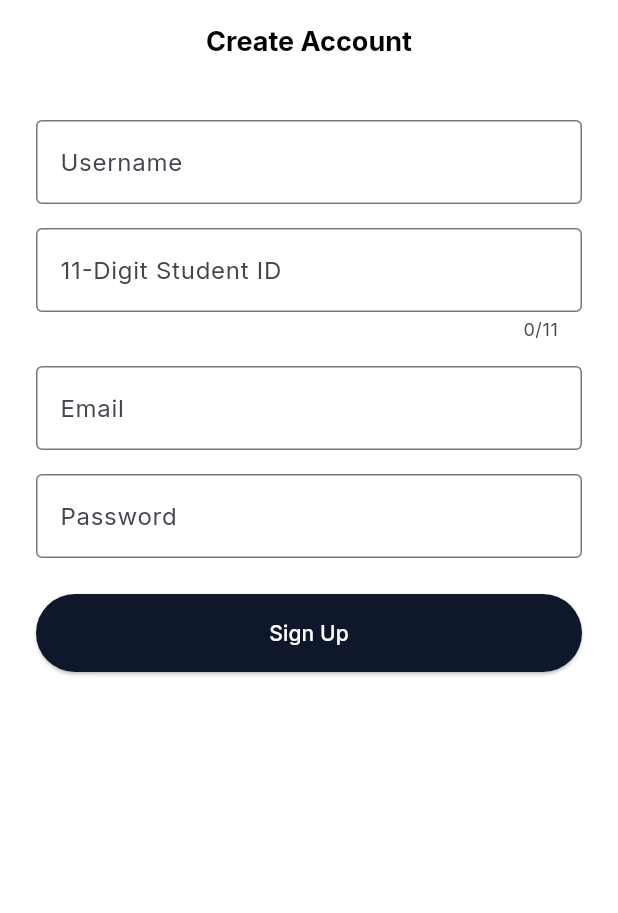
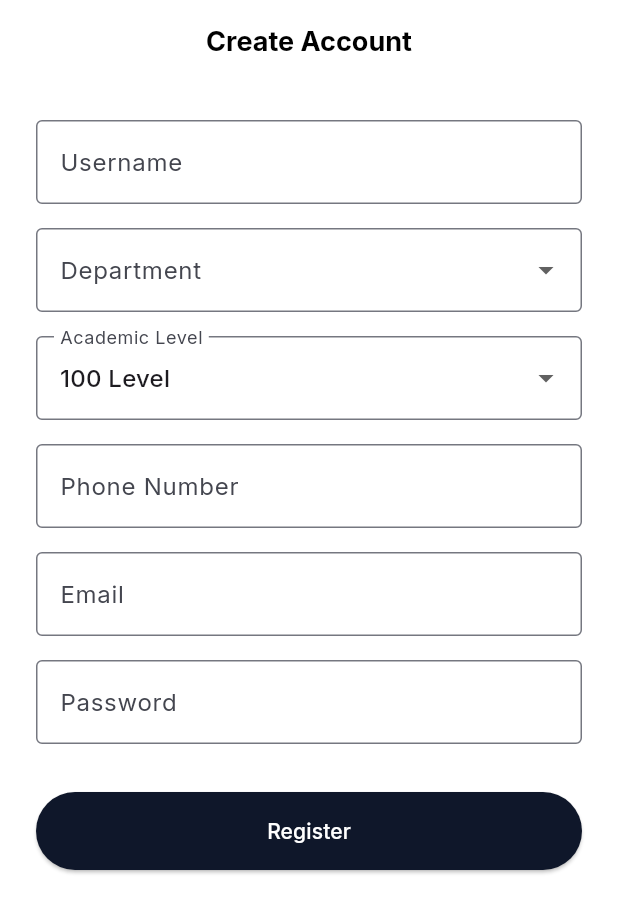
Before and after one commit to successugochukwuchi-ux/pantheon, a Flutter app: the RegisterScreen screen opened by its route, on a phone screen of 412 x 824 dp. Shown: the top 913 px of the screen. Run offline on Flutter 3.47's test engine with Material 3 defaults, Android fonts, the phone set to English and light mode, and no system bars; our stand-ins replace cached_network_image, cloud_firestore, firebase_auth, firebase_core, flutter_markdown, flutter_riverpod and 2 more; missing offline and left inert: flutter_math_fork; accounts and stored records are empty.

Commit message:
feat: final production-ready julesflutter app with apk
Comprehensive update to the Flutter application:
- Fixed LaTeX rendering for block and inline math.
- Implemented full Sidebar (Drawer) navigation on all top-level screens.
- Added missing Settings route and screen.
- Updated Registration flow: Username, Dept dropdown, Level, Phone number.
- Backend: Unique random 11-digit Student ID generation.
- Performance: Firestore snapshots now prioritize local cache (metadata changes).
- Social: Removed community chat, focused on Course Discussions and User Search.
- Error Handling: User-friendly Firebase error messages.
- Compiled and included release APK: Julesflutter/release/pantheon-app.apk.

Co-authored-by: successugochukwuchi-ux <272911584+successugochukwuchi-ux@users.noreply.github.com>

```diff
--- a/Julesflutter/lib/screens/register_screen.dart
+++ b/Julesflutter/lib/screens/register_screen.dart
@@ -13,31 +13,60 @@ class RegisterScreen extends ConsumerStatefulWidget {
 class _RegisterScreenState extends ConsumerState<RegisterScreen> {
   final _emailController = TextEditingController();
   final _passwordController = TextEditingController();
-  final _studentIdController = TextEditingController();
   final _usernameController = TextEditingController();
+  final _mobileController = TextEditingController();
+
+  String? _selectedDepartment;
+  String _selectedLevel = '100';
   bool _isLoading = false;
 
+  final List<String> _departments = [
+    "Agribusiness", "Agricultural and Bio resources Engineering", "Agricultural Economics",
+    "Agricultural Extension", "Animal Science and Technology", "Architecture", "Biochemistry",
+    "Biomedical Engineering", "Biology", "Biotechnology", "Building Technology", "Chemical Engineering",
+    "Chemistry", "Civil Engineering", "Computer Engineering", "Computer Science", "Crop Science and Technology",
+    "Cyber Security", "Dental Technology", "Electrical (Power Systems) Engineering", "Electronics Engineering",
+    "Entrepreneurship and Innovation", "Environmental Health Science", "Environmental Management",
+    "Environmental Management and Evaluation", "Environmental Management and Evaluation.",
+    "Fisheries and Aquaculture Technology", "Food Science and technology", "Forensic Science",
+    "Forestry and Wildlife Technology", "Geology", "Human Anatomy", "Human Physiology",
+    "Information Technology", "Logistics and Transport Technology", "Maritime Technology and Logistics",
+    "Material and Metallurgical Engineering", "Mathematics", "Mechanical Engineering",
+    "Mechatronics Engineering", "Microbiology", "Optometry", "Petroleum Engineering", "Physics",
+    "Polymer and Textile Engineering", "Project Management Technology", "Prosthetics and Orthotics",
+    "Public Health Technology", "Quantity Surveying", "Science Laboratory Technology",
+    "Software Engineering", "Soil Science and Technology", "Statistics", "Supply Chain Management",
+    "Surveying and Geoinformatics", "Telecommunications Engineering", "Urban and Regional Planning"
+  ]..sort();
+
+  String _formatError(String e) {
+    if (e.contains('email-already-in-use')) return "Email is already in use.";
+    if (e.contains('weak-password')) return "Password is too weak.";
+    if (e.contains('invalid-email')) return "Invalid email format.";
+    return e;
+  }
+
   Future<void> _register() async {
-    if (_studentIdController.text.length != 11) {
-      ScaffoldMessenger.of(context).showSnackBar(
-        const SnackBar(content: Text('Student ID must be 11 digits')),
-      );
+    if (_usernameController.text.isEmpty || _selectedDepartment == null || _mobileController.text.isEmpty) {
+      ScaffoldMessenger.of(context).showSnackBar(const SnackBar(content: Text('Please fill all fields')));
       return;
     }
 
     setState(() => _isLoading = true);
     try {
       await ref.read(authServiceProvider).signUp(
-        _emailController.text.trim(),
-        _passwordController.text.trim(),
-        _studentIdController.text.trim(),
-        _usernameController.text.trim(),
+        email: _emailController.text.trim(),
+        password: _passwordController.text.trim(),
+        username: _usernameController.text.trim(),
+        department: _selectedDepartment!,
+        level: _selectedLevel,
+        mobileNumber: _mobileController.text.trim(),
       );
       if (mounted) context.go('/dashboard');
     } catch (e) {
       if (mounted) {
         ScaffoldMessenger.of(context).showSnackBar(
-          SnackBar(content: Text(e.toString())),
+          SnackBar(content: Text(_formatError(e.toString()))),
         );
       }
     } finally {
@@ -56,40 +85,41 @@ class _RegisterScreenState extends ConsumerState<RegisterScreen> {
           children: [
             TextField(
               controller: _usernameController,
-              decoration: const InputDecoration(
-                labelText: 'Username',
-                border: OutlineInputBorder(),
-              ),
+              decoration: const InputDecoration(labelText: 'Username', border: OutlineInputBorder()),
+            ),
+            const SizedBox(height: 16),
+            DropdownButtonFormField<String>(
+              value: _selectedDepartment,
+              decoration: const InputDecoration(labelText: 'Department', border: OutlineInputBorder()),
+              items: _departments.map((d) => DropdownMenuItem(value: d, child: Text(d, style: const TextStyle(fontSize: 12)))).toList(),
+              onChanged: (val) => setState(() => _selectedDepartment = val),
+            ),
+            const SizedBox(height: 16),
+            DropdownButtonFormField<String>(
+              value: _selectedLevel,
+              decoration: const InputDecoration(labelText: 'Academic Level', border: OutlineInputBorder()),
+              items: ['100', '200'].map((l) => DropdownMenuItem(value: l, child: Text('$l Level'))).toList(),
+              onChanged: (val) => setState(() => _selectedLevel = val!),
             ),
             const SizedBox(height: 16),
             TextField(
-              controller: _studentIdController,
-              decoration: const InputDecoration(
-                labelText: '11-Digit Student ID',
-                border: OutlineInputBorder(),
-              ),
-              keyboardType: TextInputType.number,
-              maxLength: 11,
+              controller: _mobileController,
+              decoration: const InputDecoration(labelText: 'Phone Number', border: OutlineInputBorder()),
+              keyboardType: TextInputType.phone,
             ),
             const SizedBox(height: 16),
             TextField(
               controller: _emailController,
-              decoration: const InputDecoration(
-                labelText: 'Email',
-                border: OutlineInputBorder(),
-              ),
+              decoration: const InputDecoration(labelText: 'Email', border: OutlineInputBorder()),
               keyboardType: TextInputType.emailAddress,
             ),
             const SizedBox(height: 16),
             TextField(
               controller: _passwordController,
-              decoration: const InputDecoration(
-                labelText: 'Password',
-                border: OutlineInputBorder(),
-              ),
+              decoration: const InputDecoration(labelText: 'Password', border: OutlineInputBorder()),
               obscureText: true,
             ),
-            const SizedBox(height: 24),
+            const SizedBox(height: 32),
             ElevatedButton(
               onPressed: _isLoading ? null : _register,
               style: ElevatedButton.styleFrom(
@@ -98,12 +128,8 @@ class _RegisterScreenState extends ConsumerState<RegisterScreen> {
                 foregroundColor: Colors.white,
               ),
               child: _isLoading
-                  ? const SizedBox(
-                      height: 20,
-                      width: 20,
-                      child: CircularProgressIndicator(strokeWidth: 2, color: Colors.white),
-                    )
-                  : const Text('Sign Up'),
+                  ? const SizedBox(height: 20, width: 20, child: CircularProgressIndicator(strokeWidth: 2, color: Colors.white))
+                  : const Text('Register'),
             ),
           ],
         ),
```
Also changed, not shown: Julesflutter/lib/providers/auth_provider.dart (+27 -4 lines), Julesflutter/lib/screens/note_viewer_screen.dart (+5 -4 lines).
